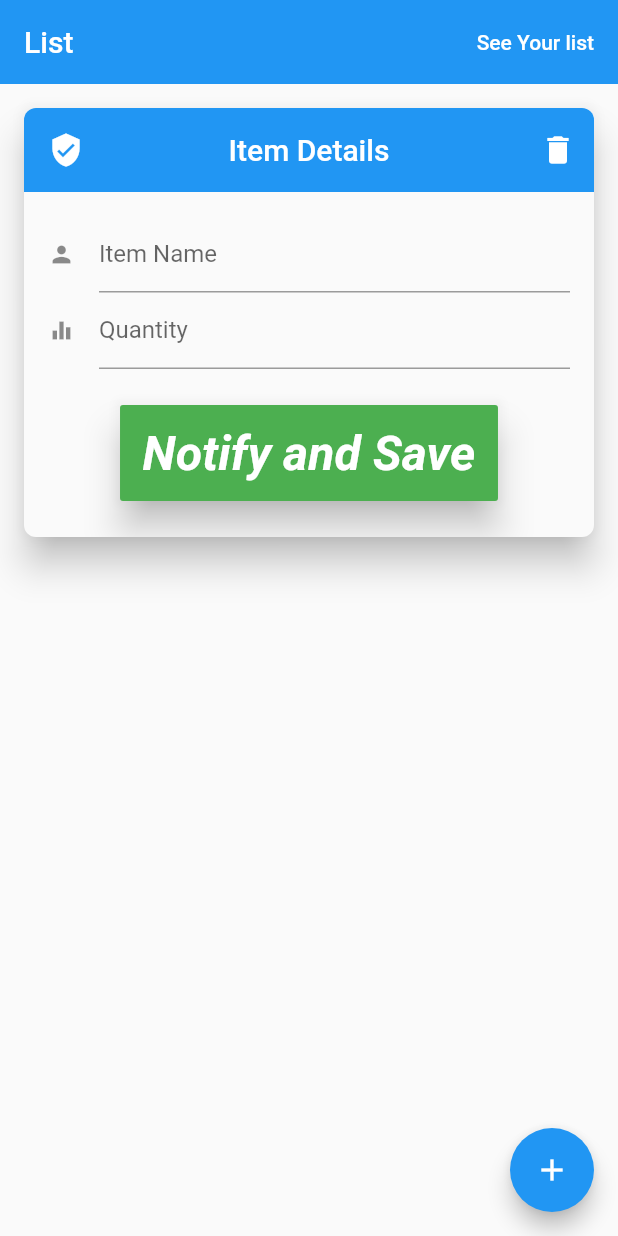
After one commit to lakshygupta/BeatCorona-HackOn, a Flutter app: the MultiForm screen opened directly, after a tap on the "add" icon, on a phone screen of 412 x 824 dp. The commit adds this screen. Run offline on Flutter 3.47's test engine with Material 2 defaults, Android fonts, the phone set to English and light mode, and no system bars; our stand-ins replace firebase_auth, firebase_core, firebase_database, firebase_messaging, webview_flutter; missing offline and left inert: flutter_webview_plugin; accounts and stored records are empty.

Commit message:
item added to firebase

```diff
--- /dev/null
+++ b/lib/buy/tabs.dart
@@ -0,0 +1,363 @@
+import 'package:firebase_auth/firebase_auth.dart';
+import 'package:firebase_database/firebase_database.dart';
+import 'package:flutter/cupertino.dart';
+import 'package:flutter/material.dart';
+typedef OnDelete();
+
+class User {
+  String itemName;
+  String qty;
+
+  User({this.itemName , this.qty });
+}
+
+class UserForm extends StatefulWidget {
+  final User user;
+  final state = _UserFormState();
+  final OnDelete onDelete;
+
+  UserForm({Key key, this.user, this.onDelete}) : super(key: key);
+  @override
+  _UserFormState createState() => state;
+
+  bool isValid() => state.validate();
+}
+void _showDialog(BuildContext context) {
+  // flutter defined function
+  showDialog(
+    context: context,
+    builder: (BuildContext context) {
+      // return object of type Dialog
+      return AlertDialog(
+        title: new Text("Data Saved"),
+        content: new Text("Data saved on database"),
+        actions: <Widget>[
+          // usually buttons at the bottom of the dialog
+          new FlatButton(
+            child: new Text("OK"),
+            onPressed: () {
+              Navigator.of(context).pop();
+            },
+          ),
+        ],
+      );
+    },
+  );
+}
+      void Savelist(String itemname,String quantity) async
+{
+  FirebaseUser user = await FirebaseAuth.instance.currentUser();
+  print(user.uid);
+  final DBRef = FirebaseDatabase.instance.reference().child('Users');
+  DBRef.child(user.uid).child('mylist').update(
+      {
+        'itemname':itemname,
+        'quantity':quantity,
+      }
+  );
+}
+
+class _UserFormState extends State<UserForm> {
+  final form = GlobalKey<FormState>();
+   var quantity = 'null';
+   var itemname = 'null';
+  @override
+  Widget build(BuildContext context) {
+    return Padding(
+      padding: EdgeInsets.all(16),
+      child: Material(
+        elevation: 10,
+        clipBehavior: Clip.antiAlias,
+        borderRadius: BorderRadius.circular(8),
+        child: Form(
+
+          key: form,
+          child: Column(
+            mainAxisSize: MainAxisSize.min,
+            children: <Widget>[
+              AppBar(
+                leading: Icon(Icons.verified_user),
+                elevation: 0,
+                title: Text('Item Details'),
+                backgroundColor: Theme.of(context).accentColor,
+                centerTitle: true,
+                actions: <Widget>[
+                  IconButton(
+                    icon: Icon(Icons.delete),
+                    onPressed: widget.onDelete,
+                  )
+                ],
+              ),
+              Padding(
+
+                padding: EdgeInsets.only(left: 16, right: 16, top: 16),
+                child: TextFormField(
+                  initialValue: widget.user.itemName,
+
+//                  validator: (val) =>
+//                  val.length > 43 ? null : 'Enter valid item',
+                  decoration: InputDecoration(
+                    labelText: 'Item Name',
+                    hintText: 'Enter your item name',
+                    icon: Icon(Icons.person),
+                    isDense: true,
+                    fillColor: Color(0xFF30C1FF),
+                  ),
+                  onChanged: (String val) {
+                    widget.user.itemName = val;
+                    itemname = val;
+                  },
+                ),
+              ),
+              Padding(
+                padding: EdgeInsets.only(left: 16, right: 16, bottom: 24),
+                child: TextFormField(
+                  initialValue: widget.user.qty,
+                  decoration: InputDecoration(
+                    labelText: 'Quantity',
+                    hintText: 'Enter Quantity',
+                    icon: Icon(Icons.equalizer),
+                    isDense: true,
+                  ),
+                  onChanged: (String val) {
+                    widget.user.qty = val;
+                    quantity = val;
+                    },
+                ),
+              ),
+              Padding(
+                padding: EdgeInsets.only(left: 16, right: 16, bottom: 24),
+                child: RaisedButton(
+                  elevation: 10.0,
+                  padding: EdgeInsets.symmetric(vertical: 13.0, horizontal: 15.0),
+                  color: Colors.green,
+                  textColor: Colors.white,
+                  child: Text('Notify and Save',
+                    style: TextStyle(
+                        fontSize: 32.0,
+                        fontWeight: FontWeight.bold,
+                        fontStyle: FontStyle.italic,
+                        textBaseline: TextBaseline.alphabetic
+                    ),),
+                  onPressed: ()  {
+                    Savelist(itemname, quantity);
+                    _showDialog(context);
+                    Navigator.push(
+                        context,
+                        new MaterialPageRoute(
+                            builder: (BuildContext context) =>
+                            new TabBarDemo()));
+                  },
+                )
+              )
+            ],
+          ),
+        ),
+      ),
+    );
+  }
+
+  ///form validator
+  bool validate() {
+    var valid = form.currentState.validate();
+    if (valid) form.currentState.save();
+    return valid;
+  }
+}
+
+
+class MultiForm extends StatefulWidget {
+
+  @override
+  _MultiFormState createState() => _MultiFormState();
+
+}
+
+class _MultiFormState extends State<MultiForm> {
+  List<UserForm> users = [];
+
+  @override
+  Widget build(BuildContext context) {
+    return Scaffold(
+      appBar: AppBar(
+        elevation: .0,
+
+        title: Text('List'),
+        actions: <Widget>[
+          FlatButton(
+            child: Text('See Your list'),
+            textColor: Colors.white,
+            onPressed: onSave,
+          )
+        ],
+      ),
+      body: Container(
+        decoration: BoxDecoration(
+          color: Color(000),
+//          gradient: LinearGradient(
+//            colors: [
+//              Color(0xFF30C1FF),
+//              Color(0xFF2AA7DC),
+//            ],
+//            begin: Alignment.topCenter,
+//            end: Alignment.bottomCenter,
+//          ),
+        ),
+        child: users.length <= 0
+            ? Center(
+          child: EmptyState(
+            title: 'To buy item',
+            message: 'Add item by tapping add button below',
+          ),
+        )
+            : ListView.builder(
+          addAutomaticKeepAlives: true,
+          itemCount: 1,
+          itemBuilder: (_, i) => users[i],
+        ),
+      ),
+      floatingActionButton: FloatingActionButton(
+        child: Icon(Icons.add),
+        onPressed: onAddForm,
+        foregroundColor: Colors.white,
+      ),
+    );
+  }
+
+  ///on form user deleted
+  void onDelete(User _user) {
+    setState(() {
+      var find = users.firstWhere(
+            (it) => it.user == _user,
+        orElse: () => null,
+      );
+      if (find != null) users.removeAt(users.indexOf(find));
+    });
+  }
+
+  ///on add form
+  void onAddForm() {
+    setState(() {
+
+      var _user = User();
+      if(users.length<1) {
+        users.add(UserForm(
+          user: _user,
+          onDelete: () => onDelete(_user),
+        ));
+      }
+    });
+  }
+
+  ///on save forms
+  void onSave() {
+    if (users.length > 0) {
+      var allValid = true;
+      users.forEach((form) => allValid = allValid && form.isValid());
+      if(users.isEmpty){
+        Text("Fill the list");
+      }
+      else {
+        if (allValid) {
+          var data = users.map((it) => it.user).toList();
+          Navigator.push(
+            context,
+            MaterialPageRoute(
+              fullscreenDialog: true,
+              builder: (_) =>
+                  Scaffold(
+                    appBar: AppBar(
+                      title: Text('List of Items'),
+                    ),
+                    body: ListView.builder(
+                      itemCount: data.length,
+                      itemBuilder: (_, i) =>
+                          ListTile(
+                            leading: CircleAvatar(
+                              child: Text(data[i].itemName.substring(0, 1)),
+                            ),
+                            title: Text(data[i].itemName),
+                            subtitle: Text(data[i].qty),
+                          ),
+                    ),
+                  ),
+            ),
+          );
+        }
+      }
+    }
+    else{
+      Navigator.push(context, MaterialPageRoute(
+        fullscreenDialog: true,
+        builder: (_) => Scaffold(
+          body: Center(child: Text("Fill List"),),
+        )
+      ));
+    }
+  }
+}
+
+class EmptyState extends StatelessWidget {
+  final String title, message;
+  EmptyState({this.title, this.message});
+
+  @override
+  Widget build(BuildContext context) {
+    return Material(
+      borderRadius: BorderRadius.circular(16),
+      elevation: 16,
+      color: Theme.of(context).cardColor.withOpacity(.95),
+      shadowColor: Theme.of(context).accentColor.withOpacity(.5),
+      child: Padding(
+        padding: EdgeInsets.all(16),
+        child: Column(
+          mainAxisSize: MainAxisSize.min,
+          children: <Widget>[
+            Text(title, style: Theme.of(context).textTheme.headline),
+            Padding(
+              padding: EdgeInsets.all(8.0),
+              child: Text(message),
+            ),
+          ],
+        ),
+      ),
+    );
+  }
+}
+
+class TabBarDemo extends StatelessWidget {
+  @override
+  Widget build(BuildContext context) {
+    return MaterialApp(
+      home: DefaultTabController(
+        length: 3,
+        child: Scaffold(
+          appBar: AppBar(
+            bottom: TabBar(
+              tabs: [
+                Tab(
+                  text: 'Groceries',
+
+                ),
+                Tab(
+                  text:'Medicines',
+                ),
+                Tab(
+                  text: 'others',
+                ),
+              ],
+            ),
+            title: Text('Add items to buy'),
+          ),
+          body: TabBarView(
+            children: [
+              MultiForm(),
+              MultiForm(),
+              MultiForm(),
+            ],
+          ),
+        ),
+      ),
+    );
+  }
+}
```
Also changed, not shown: lib/api/food_api.dart (+13 -3 lines), lib/homepage.dart (+9 -4 lines), lib/login.dart (+7 -3 lines), lib/buy/mylist.dart (added).
